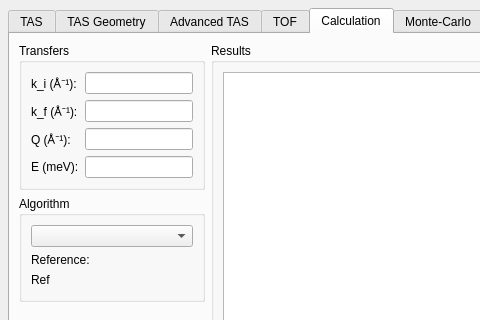
Old version of the form ui/reso.ui in the repository tweber-ill/frm_mirror-takin1; both pictures show x 0 to 480 and y 0 to 320 of the 834 by 461 pixel window.
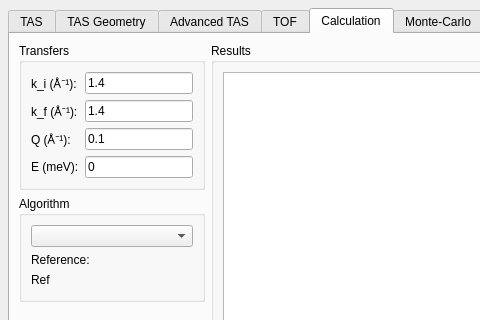
New version of the form.

Commit message: got standalone reso working again

```diff
--- a/ui/reso.ui
+++ b/ui/reso.ui
@@ -2157,6 +2157,9 @@
           </item>
           <item row="0" column="1">
            <widget class="QLineEdit" name="editKi">
+            <property name="text">
+             <string>1.4</string>
+            </property>
             <property name="readOnly">
              <bool>false</bool>
             </property>
@@ -2171,6 +2174,9 @@
           </item>
           <item row="1" column="1">
            <widget class="QLineEdit" name="editKf">
+            <property name="text">
+             <string>1.4</string>
+            </property>
             <property name="readOnly">
              <bool>false</bool>
             </property>
@@ -2185,6 +2191,9 @@
           </item>
           <item row="2" column="1">
            <widget class="QLineEdit" name="editQ">
+            <property name="text">
+             <string>0.1</string>
+            </property>
             <property name="readOnly">
              <bool>false</bool>
             </property>
@@ -2199,6 +2208,9 @@
           </item>
           <item row="3" column="1">
            <widget class="QLineEdit" name="editE">
+            <property name="text">
+             <string>0</string>
+            </property>
             <property name="readOnly">
              <bool>true</bool>
             </property>
```
The commit also changes 3 other files.
